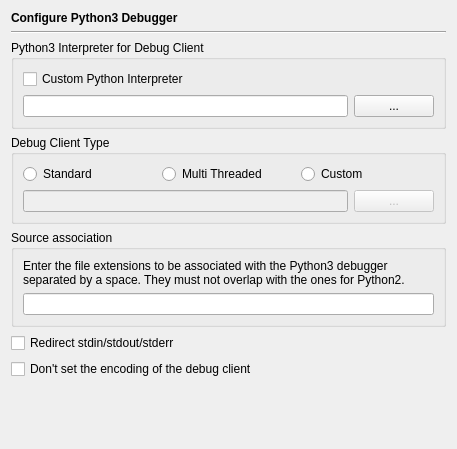
Old version of the form Preferences/ConfigurationPages/DebuggerPython3Page.ui in the repository testmana2/test.
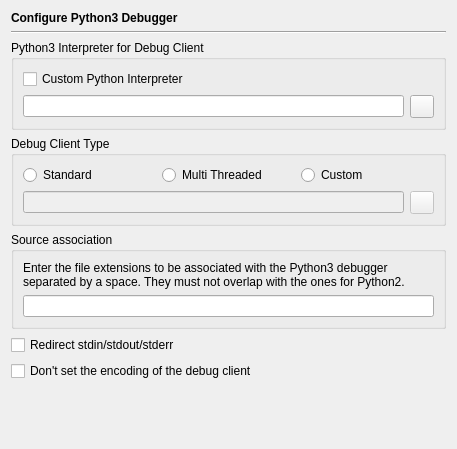
New version of the form.

Commit message: Changed all the file or directory selection buttons to QToolButton and gave them an icon.

```diff
--- a/Preferences/ConfigurationPages/DebuggerPython3Page.ui
+++ b/Preferences/ConfigurationPages/DebuggerPython3Page.ui
@@ -6,7 +6,7 @@
    <rect>
     <x>0</x>
     <y>0</y>
-    <width>453</width>
+    <width>455</width>
     <height>449</height>
    </rect>
   </property>
@@ -55,13 +55,10 @@
        </widget>
       </item>
       <item row="1" column="1">
-       <widget class="QPushButton" name="interpreterButton">
+       <widget class="QToolButton" name="interpreterButton">
         <property name="toolTip">
          <string>Press to select the Python3 interpreter via a file selection dialog</string>
         </property>
-        <property name="text">
-         <string>...</string>
-        </property>
        </widget>
       </item>
      </layout>
@@ -86,16 +83,13 @@
          </widget>
         </item>
         <item>
-         <widget class="QPushButton" name="debugClientButton">
+         <widget class="QToolButton" name="debugClientButton">
           <property name="enabled">
            <bool>false</bool>
           </property>
           <property name="toolTip">
            <string>Press to select the Debug Client via a file selection dialog</string>
           </property>
-          <property name="text">
-           <string>...</string>
-          </property>
          </widget>
         </item>
        </layout>
```
Left out of the diff: 16 changed lines with no effect on the pictures. The commit also changes 127 other files.
